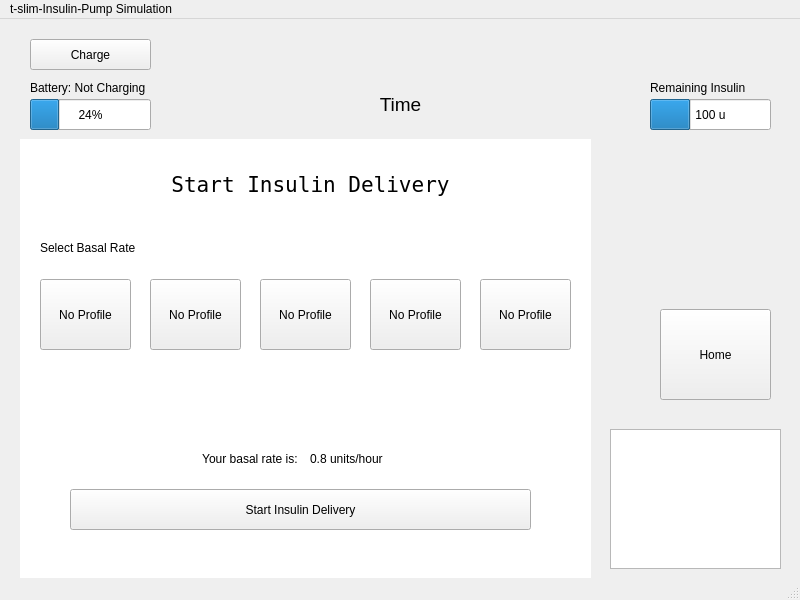
Old version of the form Code/mainwindow.ui in the repository llinhir/t-slim-Insulin-Pump-Simulation.
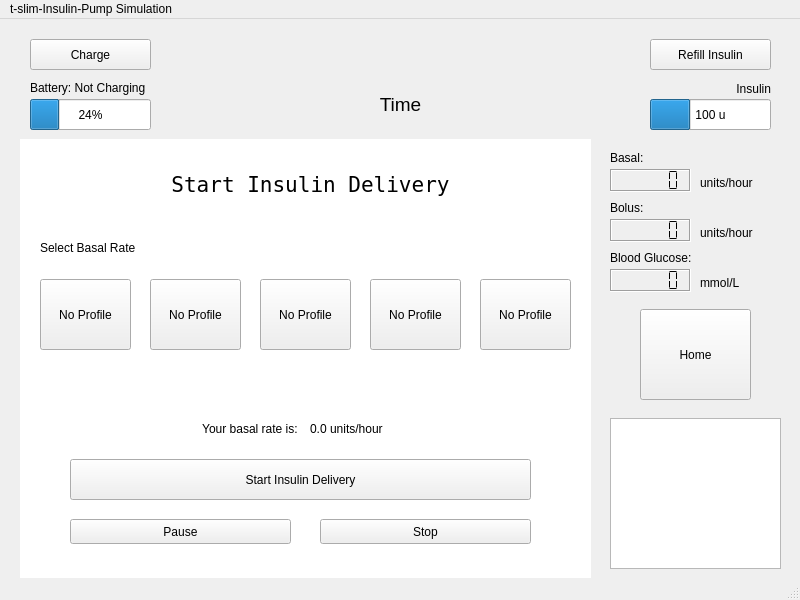
New version of the form. The open tabs and pages were chosen to show the change.

Commit message: starting, stopping, resuming insulin implemented. Next is auto stopping insulin when BG is too low

The edit to the form file:
```diff
--- a/Code/mainwindow.ui
+++ b/Code/mainwindow.ui
@@ -45,7 +45,7 @@
      <widget class="QPushButton" name="homeButton">
       <property name="geometry">
        <rect>
-        <x>660</x>
+        <x>640</x>
         <y>250</y>
         <width>111</width>
         <height>91</height>
@@ -547,19 +547,6 @@
         <property name="geometry">
          <rect>
           <x>80</x>
-          <y>310</y>
-          <width>401</width>
-          <height>51</height>
-         </rect>
-        </property>
-        <property name="text">
-         <string>POWER OFF</string>
-        </property>
-       </widget>
-       <widget class="QPushButton" name="refillInsulinButton">
-        <property name="geometry">
-         <rect>
-          <x>80</x>
           <y>260</y>
           <width>401</width>
           <height>51</height>
@@ -1323,7 +1310,7 @@
         <property name="geometry">
          <rect>
           <x>50</x>
-          <y>350</y>
+          <y>320</y>
           <width>461</width>
           <height>41</height>
          </rect>
@@ -1436,7 +1423,7 @@
         <property name="geometry">
          <rect>
           <x>100</x>
-          <y>310</y>
+          <y>280</y>
           <width>181</width>
           <height>20</height>
          </rect>
@@ -1452,18 +1439,44 @@
         <property name="geometry">
          <rect>
           <x>290</x>
-          <y>310</y>
+          <y>280</y>
           <width>181</width>
           <height>20</height>
          </rect>
         </property>
         <property name="text">
-         <string>0.8 units/hour</string>
+         <string>0.0 units/hour</string>
         </property>
         <property name="alignment">
          <set>Qt::AlignLeading|Qt::AlignLeft|Qt::AlignVCenter</set>
         </property>
        </widget>
+       <widget class="QPushButton" name="pauseBasalButton">
+        <property name="geometry">
+         <rect>
+          <x>50</x>
+          <y>380</y>
+          <width>221</width>
+          <height>25</height>
+         </rect>
+        </property>
+        <property name="text">
+         <string>Pause</string>
+        </property>
+       </widget>
+       <widget class="QPushButton" name="stopBasalButton">
+        <property name="geometry">
+         <rect>
+          <x>300</x>
+          <y>380</y>
+          <width>211</width>
+          <height>25</height>
+         </rect>
+        </property>
+        <property name="text">
+         <string>Stop</string>
+        </property>
+       </widget>
       </widget>
      </widget>
      <widget class="QProgressBar" name="insulinBar">
@@ -1503,14 +1516,17 @@
      <widget class="QLabel" name="label_13">
       <property name="geometry">
        <rect>
-        <x>650</x>
+        <x>590</x>
         <y>20</y>
-        <width>151</width>
-        <height>17</height>
+        <width>181</width>
+        <height>20</height>
        </rect>
       </property>
       <property name="text">
-       <string>Remaining Insulin</string>
+       <string>Insulin</string>
+      </property>
+      <property name="alignment">
+       <set>Qt::AlignRight|Qt::AlignTrailing|Qt::AlignVCenter</set>
       </property>
      </widget>
      <widget class="QProgressBar" name="batteryBar">
@@ -1570,12 +1586,174 @@
       <property name="geometry">
        <rect>
         <x>610</x>
-        <y>370</y>
+        <y>359</y>
         <width>171</width>
-        <height>140</height>
+        <height>151</height>
        </rect>
       </property>
      </widget>
+     <widget class="QLabel" name="label_56">
+      <property name="geometry">
+       <rect>
+        <x>610</x>
+        <y>90</y>
+        <width>62</width>
+        <height>17</height>
+       </rect>
+      </property>
+      <property name="text">
+       <string>Basal:</string>
+      </property>
+     </widget>
+     <widget class="QLabel" name="label_57">
+      <property name="geometry">
+       <rect>
+        <x>610</x>
+        <y>140</y>
+        <width>62</width>
+        <height>17</height>
+       </rect>
+      </property>
+      <property name="text">
+       <string>Bolus:</string>
+      </property>
+     </widget>
+     <widget class="QLabel" name="label_58">
+      <property name="geometry">
+       <rect>
+        <x>610</x>
+        <y>190</y>
+        <width>111</width>
+        <height>17</height>
+       </rect>
+      </property>
+      <property name="text">
+       <string>Blood Glucose:</string>
+      </property>
+     </widget>
+     <widget class="QLCDNumber" name="basalStatNumber">
+      <property name="geometry">
+       <rect>
+        <x>610</x>
+        <y>110</y>
+        <width>81</width>
+        <height>23</height>
+       </rect>
+      </property>
+      <property name="frameShadow">
+       <enum>QFrame::Sunken</enum>
+      </property>
+      <property name="smallDecimalPoint">
+       <bool>true</bool>
+      </property>
+      <property name="segmentStyle">
+       <enum>QLCDNumber::Flat</enum>
+      </property>
+      <property name="value" stdset="0">
+       <double>0.000000000000000</double>
+      </property>
+      <property name="intValue" stdset="0">
+       <number>0</number>
+      </property>
+     </widget>
+     <widget class="QLCDNumber" name="bolusStatNumber">
+      <property name="geometry">
+       <rect>
+        <x>610</x>
+        <y>160</y>
+        <width>81</width>
+        <height>23</height>
+       </rect>
+      </property>
+      <property name="frameShadow">
+       <enum>QFrame::Sunken</enum>
+      </property>
+      <property name="smallDecimalPoint">
+       <bool>true</bool>
+      </property>
+      <property name="segmentStyle">
+       <enum>QLCDNumber::Flat</enum>
+      </property>
+      <property name="value" stdset="0">
+       <double>0.000000000000000</double>
+      </property>
+      <property name="intValue" stdset="0">
+       <number>0</number>
+      </property>
+     </widget>
+     <widget class="QLCDNumber" name="bloodGlucoseStatNumber">
+      <property name="geometry">
+       <rect>
+        <x>610</x>
+        <y>210</y>
+        <width>81</width>
+        <height>23</height>
+       </rect>
+      </property>
+      <property name="frameShadow">
+       <enum>QFrame::Sunken</enum>
+      </property>
+      <property name="smallDecimalPoint">
+       <bool>true</bool>
+      </property>
+      <property name="segmentStyle">
+       <enum>QLCDNumber::Flat</enum>
+      </property>
+      <property name="value" stdset="0">
+       <double>0.000000000000000</double>
+      </property>
+      <property name="intValue" stdset="0">
+       <number>0</number>
+      </property>
+     </widget>
+     <widget class="QLabel" name="label_55">
+      <property name="geometry">
+       <rect>
+        <x>700</x>
+        <y>110</y>
+        <width>101</width>
+        <height>21</height>
+       </rect>
+      </property>
+      <property name="text">
+       <string>units/hour</string>
+      </property>
+      <property name="alignment">
+       <set>Qt::AlignBottom|Qt::AlignLeading|Qt::AlignLeft</set>
+      </property>
+     </widget>
+     <widget class="QLabel" name="label_59">
+      <property name="geometry">
+       <rect>
+        <x>700</x>
+        <y>160</y>
+        <width>101</width>
+        <height>21</height>
+       </rect>
+      </property>
+      <property name="text">
+       <string>units/hour</string>
+      </property>
+      <property name="alignment">
+       <set>Qt::AlignBottom|Qt::AlignLeading|Qt::AlignLeft</set>
+      </property>
+     </widget>
+     <widget class="QLabel" name="label_60">
+      <property name="geometry">
+       <rect>
+        <x>700</x>
+        <y>210</y>
+        <width>101</width>
+        <height>21</height>
+       </rect>
+      </property>
+      <property name="text">
+       <string>mmol/L</string>
+      </property>
+      <property name="alignment">
+       <set>Qt::AlignBottom|Qt::AlignLeading|Qt::AlignLeft</set>
+      </property>
+     </widget>
     </widget>
    </widget>
    <widget class="QPushButton" name="chargeButton">
@@ -1591,6 +1769,19 @@
      <string>Charge</string>
     </property>
    </widget>
+   <widget class="QPushButton" name="refillInsulinButton">
+    <property name="geometry">
+     <rect>
+      <x>650</x>
+      <y>20</y>
+      <width>121</width>
+      <height>31</height>
+     </rect>
+    </property>
+    <property name="text">
+     <string>Refill Insulin</string>
+    </property>
+   </widget>
   </widget>
   <widget class="QMenuBar" name="menubar">
    <property name="geometry">
```
Left out of the diff: 7 changed lines with no effect on the pictures. The commit also changes 5 other files.
